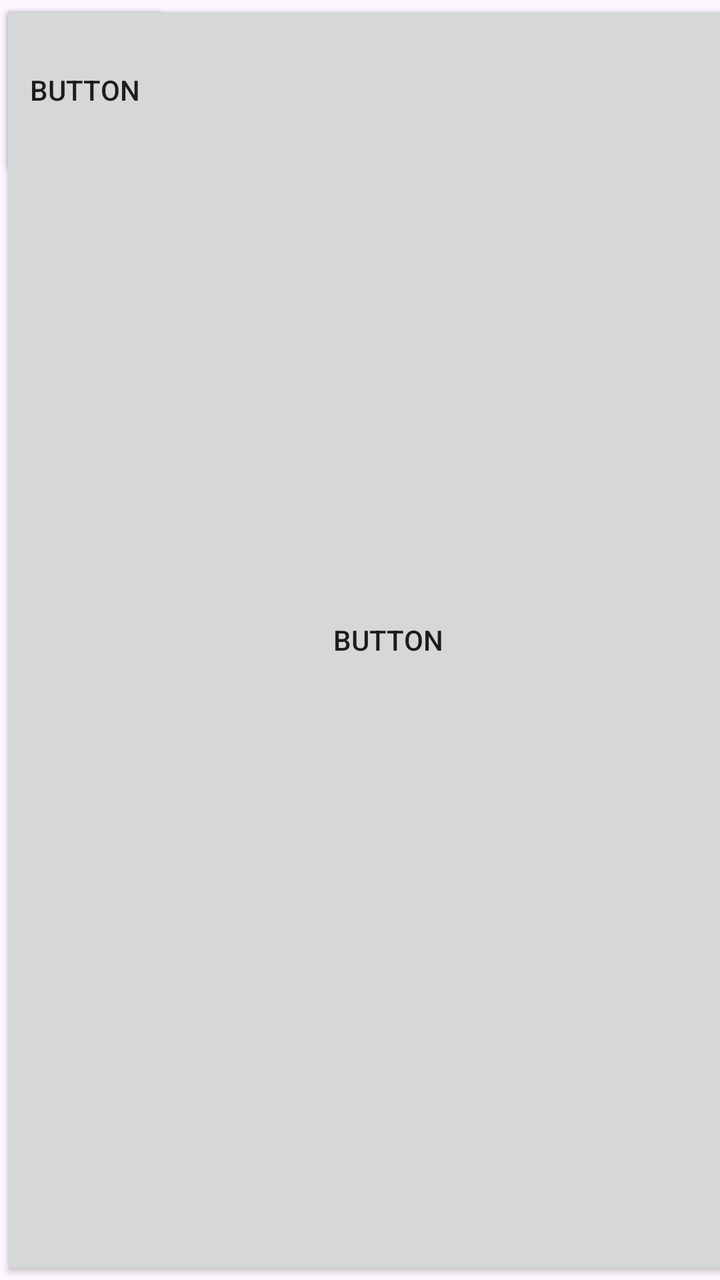
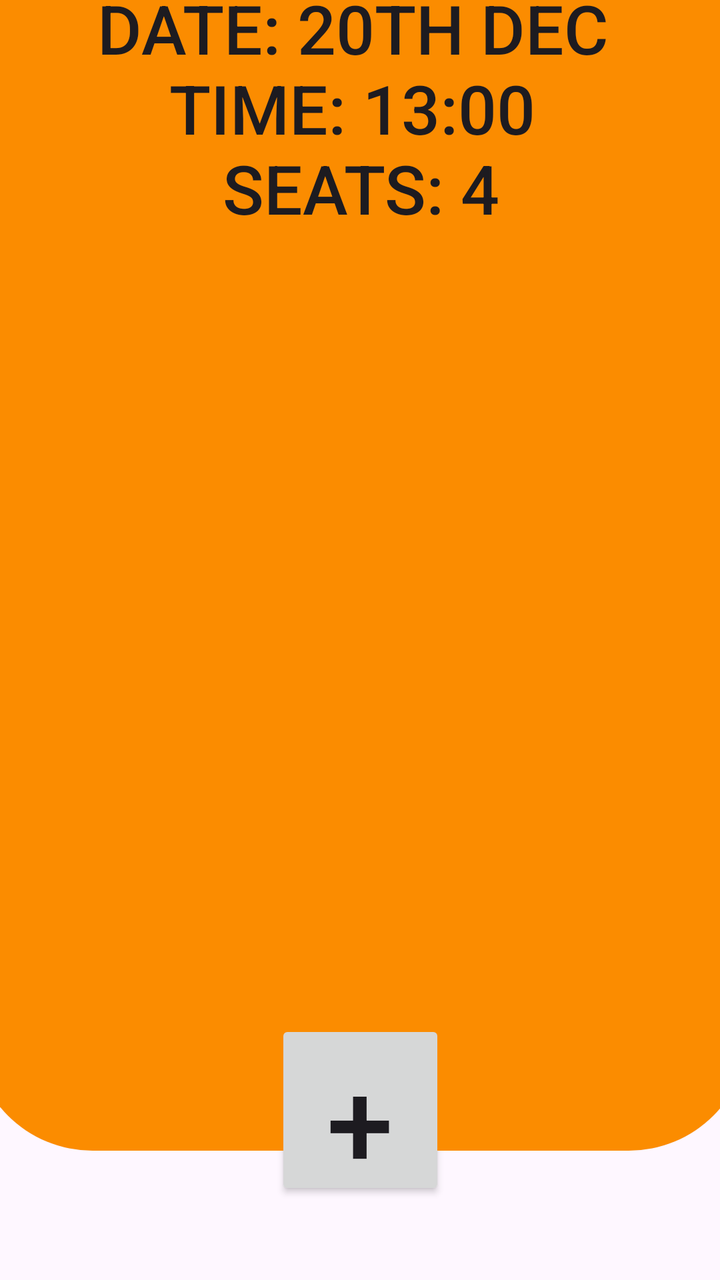

Screens rendered from an Android XML layout before and after an edit, with the pre-edit source and the edit as a unified diff.
<!-- AndroidManifest.xml: application theme Theme.AndroidUIDesignLab2 -->
<!-- res/layout/guestreservationscreen.xml -->
<?xml version="1.0" encoding="utf-8"?>
<androidx.constraintlayout.widget.ConstraintLayout xmlns:android="http://schemas.android.com/apk/res/android"
    xmlns:tools="http://schemas.android.com/tools"
    android:layout_width="match_parent"
    android:layout_height="match_parent">

    <Button
        android:id="@+id/button"
        android:layout_width="388dp"
        android:layout_height="640dp"
        android:text="Button"
        tools:layout_editor_absoluteX="11dp"
        tools:layout_editor_absoluteY="82dp" />

    <Button
        android:id="@+id/button3"
        android:layout_width="85dp"
        android:layout_height="90dp"
        android:text="Button"
        tools:layout_editor_absoluteX="163dp"
        tools:layout_editor_absoluteY="765dp" />
</androidx.constraintlayout.widget.ConstraintLayout>
<!-- resources referenced by this layout -->
<resources>
  <style name="Theme.AndroidUIDesignLab2" parent="Base.Theme.AndroidUIDesignLab2" />
  <style name="Base.Theme.AndroidUIDesignLab2" parent="Theme.Material3.DayNight.NoActionBar">
          
          
      </style>
</resources>

<!-- the commit's change to res/layout/guestreservationscreen.xml (unified diff, before → after) -->
@@ -1,5 +1,6 @@
 <?xml version="1.0" encoding="utf-8"?>
 <androidx.constraintlayout.widget.ConstraintLayout xmlns:android="http://schemas.android.com/apk/res/android"
+    xmlns:app="http://schemas.android.com/apk/res-auto"
     xmlns:tools="http://schemas.android.com/tools"
     android:layout_width="match_parent"
     android:layout_height="match_parent">
@@ -8,15 +9,26 @@
         android:id="@+id/button"
         android:layout_width="388dp"
         android:layout_height="640dp"
-        android:text="Button"
-        tools:layout_editor_absoluteX="11dp"
-        tools:layout_editor_absoluteY="82dp" />
+        android:background="@drawable/button2"
+        android:text="@string/reservation1"
+        android:maxLines="10"
+        android:singleLine="false"
+        android:textSize="34sp"
+        android:gravity="top|center_horizontal"
+        android:paddingTop="16dp"
+        app:layout_constraintBottom_toTopOf="@+id/button3"
+        app:layout_constraintEnd_toEndOf="parent"
+        app:layout_constraintStart_toStartOf="parent"
+        app:layout_constraintTop_toTopOf="parent" />
 
     <Button
         android:id="@+id/button3"
         android:layout_width="85dp"
         android:layout_height="90dp"
-        android:text="Button"
-        tools:layout_editor_absoluteX="163dp"
-        tools:layout_editor_absoluteY="765dp" />
+        android:textSize="60sp"
+        android:layout_marginBottom="40dp"
+        android:text="@string/AddRes"
+        app:layout_constraintBottom_toBottomOf="parent"
+        app:layout_constraintEnd_toEndOf="parent"
+        app:layout_constraintStart_toStartOf="parent" />
 </androidx.constraintlayout.widget.ConstraintLayout>
<!-- resource entries referenced after the edit -->
@@ -1,5 +1,18 @@
 <!-- resources referenced by this layout -->
 <resources>
+  <!-- drawable button2 (drawable) -->
+  <?xml version="1.0" encoding="utf-8"?>
+  <selector xmlns:android="http://schemas.android.com/apk/res/android">
+      <item>
+          <shape android:shape="rectangle">
+              <solid android:color="#FB8C00"/>
+              <corners android:radius="60dp"/>
+          </shape>
+      </item>
+  </selector>
+  <string name="AddRes">+</string>
+  <string name="reservation1">Reservation 1: \nDATE: 20th Dec \nTIME: 13:00  \nSEATS: 4
+      </string>
   <style name="Theme.AndroidUIDesignLab2" parent="Base.Theme.AndroidUIDesignLab2" />
   <style name="Base.Theme.AndroidUIDesignLab2" parent="Theme.Material3.DayNight.NoActionBar">
           
